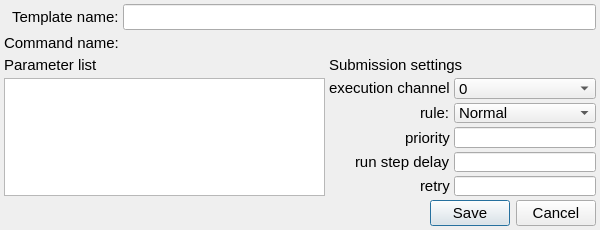
First picture: the form in ccs/node/control_unit/ControlUnitCommandTemplateEditor.ui, repository bisegni/chaosframework, before the edit.
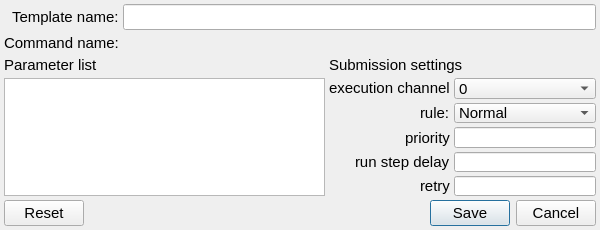
Second picture: the form after the edit.

```diff
--- a/ccs/node/control_unit/ControlUnitCommandTemplateEditor.ui
+++ b/ccs/node/control_unit/ControlUnitCommandTemplateEditor.ui
@@ -301,7 +301,7 @@
       <enum>Qt::Horizontal</enum>
      </property>
      <property name="standardButtons">
-      <set>QDialogButtonBox::Cancel|QDialogButtonBox::Save</set>
+      <set>QDialogButtonBox::Cancel|QDialogButtonBox::Reset|QDialogButtonBox::Save</set>
      </property>
      <property name="centerButtons">
       <bool>false</bool>
```
Left out of the diff: 9 changed lines with no effect on the pictures.
